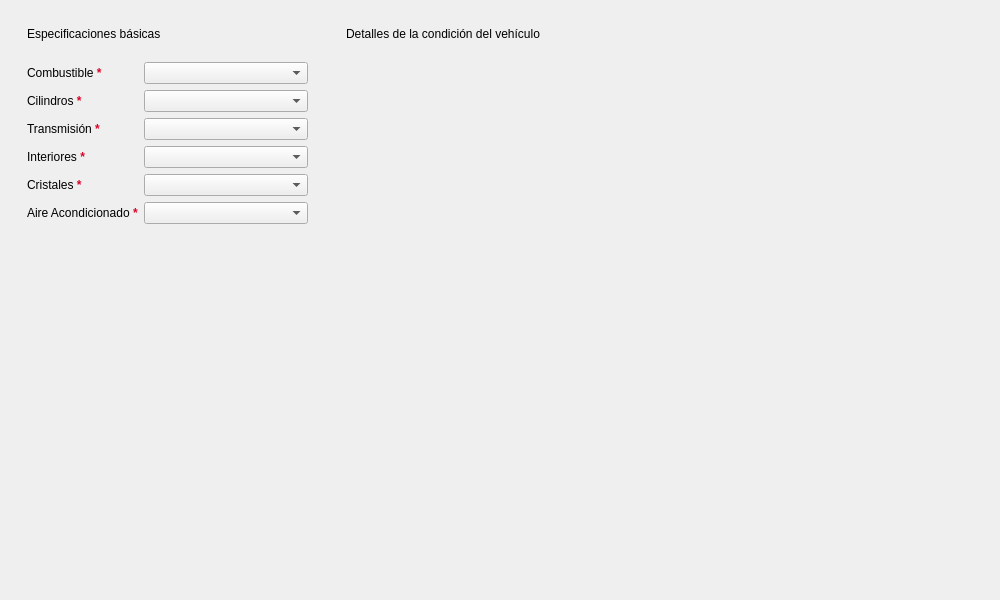
First picture: the form in src/ui/vehicleconditionsview.ui, repository ShibaK7/seminuevos, before the edit.
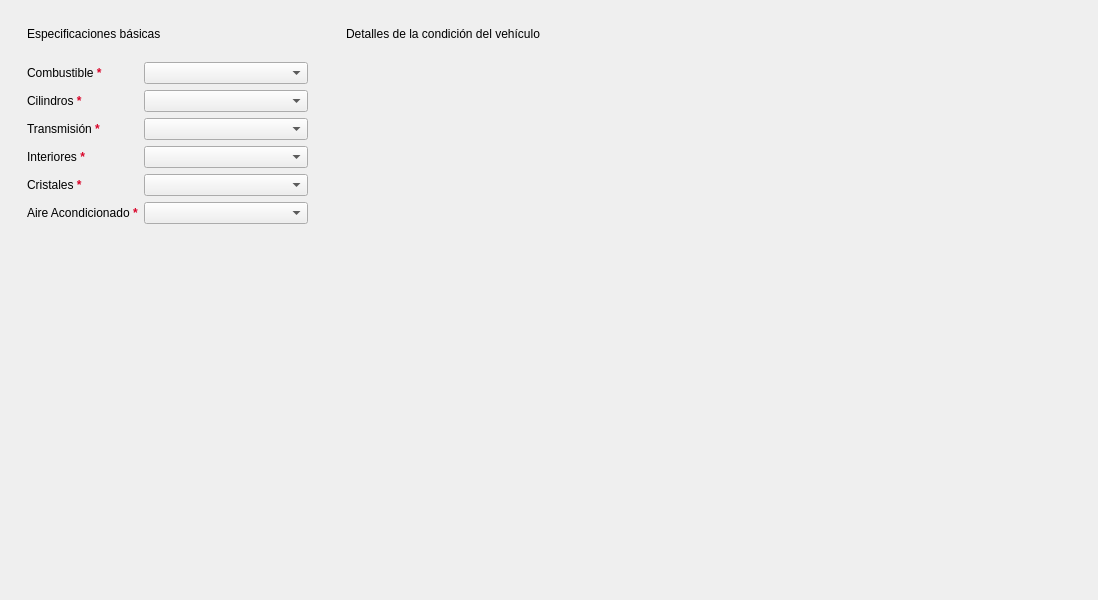
Second picture: the form after the edit.

```diff
--- a/src/ui/vehicleconditionsview.ui
+++ b/src/ui/vehicleconditionsview.ui
@@ -6,7 +6,7 @@
    <rect>
     <x>0</x>
     <y>0</y>
-    <width>1000</width>
+    <width>1098</width>
     <height>600</height>
    </rect>
   </property>
@@ -301,8 +301,8 @@
           <rect>
            <x>0</x>
            <y>0</y>
-           <width>600</width>
-           <height>500</height>
+           <width>100</width>
+           <height>30</height>
           </rect>
          </property>
          <layout class="QVBoxLayout" name="checklistLayout"/>
```
